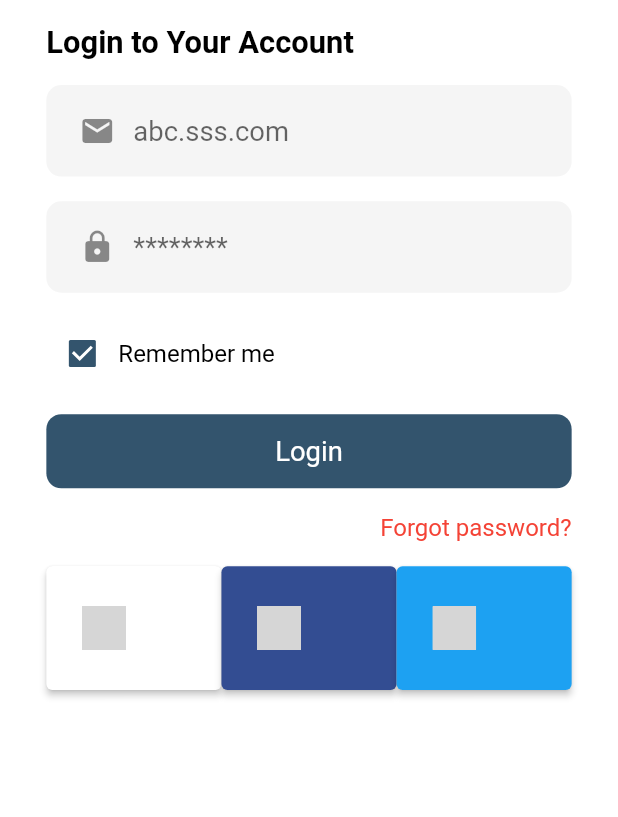
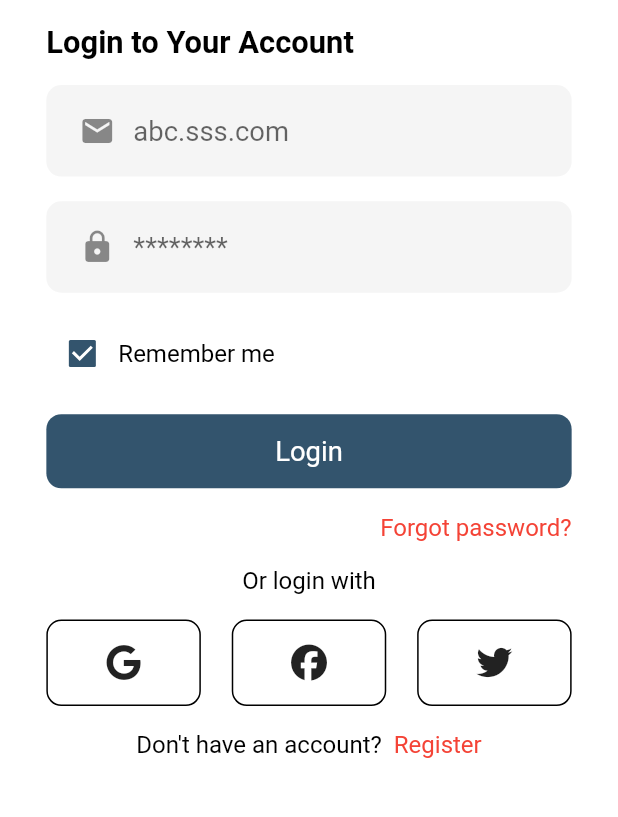
Before and after one commit to gracemakai/audilisten, a Flutter app: the screen it shows after launch, on a phone screen of 412 x 824 dp, the part 364-1181 px from its top. Run offline on Flutter 3.47's test engine with Material 2 defaults, Android fonts, the light colour scheme and no system bars; drawn by our look-alikes of social_login_buttons; our stand-ins replace flutter_screenutil, font_awesome_flutter, get; Roboto replaces fonts that are missing (Muli); grey boxes are pictures that could not be loaded.

Commit message:
login screen

```diff
--- a/lib/screens/auth/login.dart
+++ b/lib/screens/auth/login.dart
@@ -1,7 +1,7 @@
 import 'package:audilisten/util/styles.dart';
 import 'package:flutter/material.dart';
 import 'package:flutter_screenutil/flutter_screenutil.dart';
-import 'package:social_login_buttons/social_login_buttons.dart';
+import 'package:font_awesome_flutter/font_awesome_flutter.dart';
 
 import '../widgets/button.dart';
 
@@ -132,46 +132,78 @@ class LoginScreen extends StatelessWidget {
                       ),
                       Align(
                         alignment: Alignment.centerRight,
+                        child: InkWell(
+
+                          onTap: () {
+
+                          },
                           child: Text(
                             "Forgot password?",
-                          style:
-                          TextStyle(color: Colors.red, fontSize: 14.sp),
+                            style: TextStyle(color: Colors.red, fontSize: 14.sp),
+                          ),
                         ),
                       ),
                       SizedBox(
                         height: 0.02.sh,
                       ),
+                      Text(
+                        "Or login with",
+                        style: TextStyle(color: Colors.black, fontSize: 14.sp),
+                      ),
+                      SizedBox(
+                        height: 0.02.sh,
+                      ),
                       Row(
+                        mainAxisAlignment: MainAxisAlignment.spaceBetween,
                         children: [
-                          Expanded(
-                            child: SocialLoginButton(
-                              height: 0.1.sh,
-                              width: 0.2.sw,
-                              text: "",
-                              buttonType: SocialLoginButtonType.google,
-                              onPressed: () {},
+                          Container(
+                            child: const Icon(FontAwesomeIcons.google,),
+                            decoration: BoxDecoration(
+                                borderRadius: BorderRadius.circular(10),
+                                border: Border.all(color: Colors.black)),
+                            width: 0.25.sw,
+                            height: 0.07.sh,
                           ),
+                           Container(
+                            child: const Icon(FontAwesomeIcons.facebook,),
+                            decoration: BoxDecoration(
+                                borderRadius: BorderRadius.circular(10),
+                                border: Border.all(color: Colors.black)),
+                            width: 0.25.sw,
+                            height: 0.07.sh,
+                          ),
+                           Container(
+                            child: const Icon(FontAwesomeIcons.twitter,),
+                            decoration: BoxDecoration(
+                                borderRadius: BorderRadius.circular(10),
+                                border: Border.all(color: Colors.black)),
+                            width: 0.25.sw,
+                            height: 0.07.sh,
                           ),
 
-                          Expanded(
-                            child: SocialLoginButton(
-                              height: 0.1.sh,
-                              width: 0.2.sw,
-                              text: "",
-                              buttonType: SocialLoginButtonType.facebook,
-                              onPressed: () {},
+                        ],
                       ),
+                      SizedBox(
+                        height: 0.02.sh,
                       ),
-                          Expanded(
-                            child: SocialLoginButton(
-                              height: 0.1.sh,
-                              width: 0.2.sw,
-                              text: "",
-                              buttonType: SocialLoginButtonType.twitter,
-                              onPressed: () {},
+                      InkWell(
+
+                        onTap: () {
+
+                        },
+                        child: Row(
+                          mainAxisAlignment: MainAxisAlignment.center,
+                          children: [
+                            Text(
+                              "Don't have an account?  ",
+                              style: TextStyle(color: Colors.black, fontSize: 14.sp),
                             ),
+                            Text(
+                              "Register",
+                              style: TextStyle(color: Colors.red, fontSize: 14.sp),
                             ),
                           ],
+                        ),
                       )
                     ],
                   ),
--- a/pubspec.yaml
+++ b/pubspec.yaml
@@ -44,7 +44,7 @@ dependencies:
   cached_network_image: ^3.2.0
   firebase_storage:
   permission_handler: ^9.2.0
-  social_login_buttons: ^1.0.6+2
+  font_awesome_flutter: ^10.1.0
 
 dev_dependencies:
   flutter_test:
```
Also changed, not shown: pubspec.lock. Lines whose indentation alone changed are shown as unchanged.
